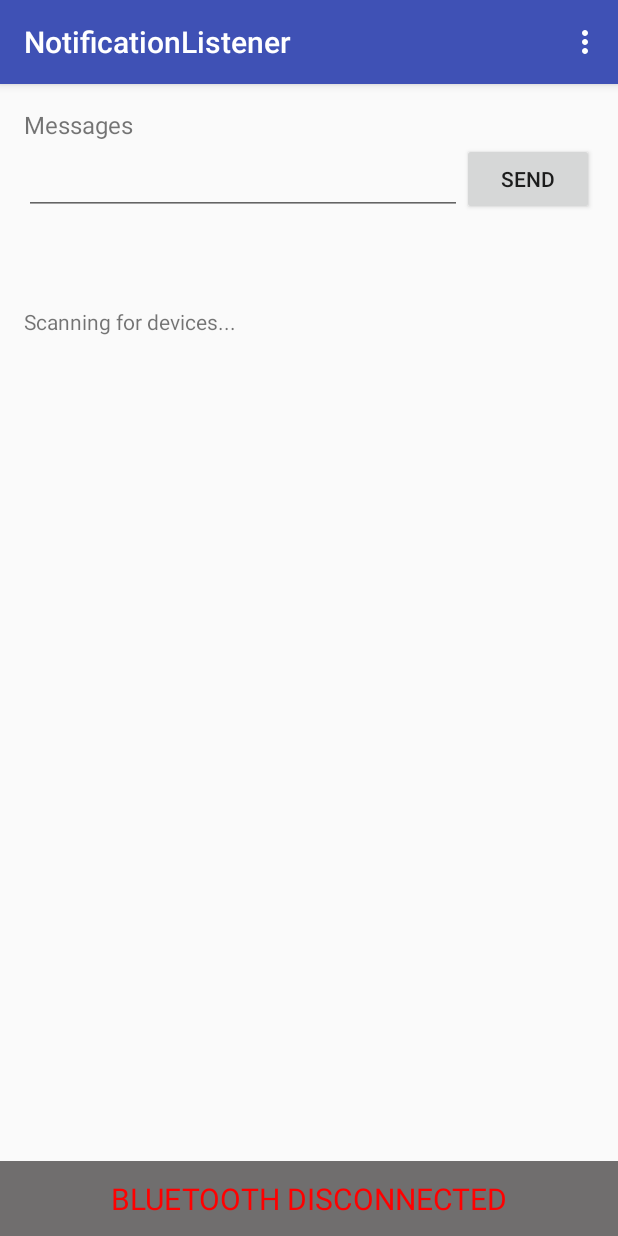
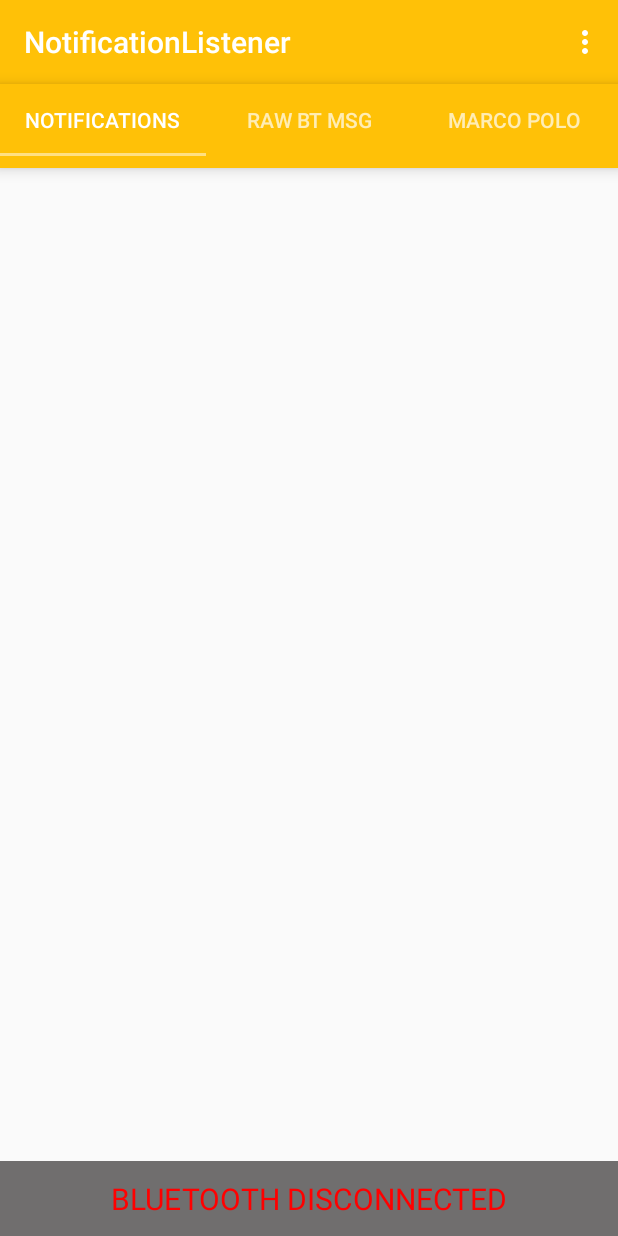
Before and after one commit to applecool/Buzz-smartband, an Android app: the screen it shows after launch (MainActivity), on a phone screen of 412 x 824 dp. Run offline under Robolectric (Android 15) with nearby library versions, the phone set to English and light mode, and no system bars.

Commit message:
Added panels, changed color scheme, separated code into fragments

```diff
--- a/app/src/main/java/org/robotics/notificationlistener/MainActivity.java
+++ b/app/src/main/java/org/robotics/notificationlistener/MainActivity.java
@@ -14,8 +14,12 @@ import android.content.pm.ApplicationInfo;
 import android.content.pm.PackageManager;
 import android.graphics.Color;
 import android.os.AsyncTask;
+import android.os.Build;
 import android.os.Bundle;
+import android.support.design.widget.TabLayout;
+import android.support.v4.app.Fragment;
 import android.support.v4.content.LocalBroadcastManager;
+import android.support.v4.view.ViewPager;
 import android.support.v7.app.AppCompatActivity;
 import android.support.v7.widget.Toolbar;
 import android.text.Html;
@@ -52,8 +56,11 @@ public class MainActivity extends AppCompatActivity {
     public static UUID CLIENT_UUID = UUID.fromString("00002902-0000-1000-8000-00805f9b34fb");
 
     // UI elements
-    private TextView messages;
-    private EditText input;
+    //private TextView messages;
+    //private EditText input;
+    private ViewPager viewPager;
+    private PagerAdapter pagerAdapter;
+
 
     private Handler handler;
 
@@ -62,6 +69,60 @@ public class MainActivity extends AppCompatActivity {
     private BluetoothGatt gatt;
     private BluetoothGattCharacteristic tx;
     private BluetoothGattCharacteristic rx;
+
+    @Override
+    protected void onCreate(Bundle savedInstanceState) {
+        super.onCreate(savedInstanceState);
+        setContentView(R.layout.activity_main);
+        toolbar = (Toolbar) findViewById(R.id.tool_bar); // Attaching the layout to the toolbar object
+        setSupportActionBar(toolbar);
+        bottomBar = (Toolbar) findViewById(R.id.toolbar_bottom);
+        handler = new Handler();
+        setBluetoothConnectedText(false);
+
+        Window window = this.getWindow();
+        window.addFlags(WindowManager.LayoutParams.FLAG_DRAWS_SYSTEM_BAR_BACKGROUNDS);
+        window.clearFlags(WindowManager.LayoutParams.FLAG_TRANSLUCENT_STATUS);
+        if (Build.VERSION.SDK_INT >= Build.VERSION_CODES.LOLLIPOP)
+            window.setStatusBarColor(getResources().getColor(R.color.colorPrimaryDark));
+
+        TabLayout tabLayout = (TabLayout) findViewById(R.id.tab_layout);
+        tabLayout.addTab(tabLayout.newTab().setText("Notifications"));
+        tabLayout.addTab(tabLayout.newTab().setText("Raw BT Msg"));
+        tabLayout.addTab(tabLayout.newTab().setText("Marco Polo"));
+        tabLayout.setTabGravity(TabLayout.GRAVITY_FILL);
+
+        viewPager = (ViewPager) findViewById(R.id.pager);
+        pagerAdapter = new PagerAdapter
+                (getSupportFragmentManager(), tabLayout.getTabCount());
+        viewPager.setAdapter(pagerAdapter);
+        viewPager.addOnPageChangeListener(new TabLayout.TabLayoutOnPageChangeListener(tabLayout));
+        tabLayout.setOnTabSelectedListener(new TabLayout.OnTabSelectedListener() {
+            @Override
+            public void onTabSelected(TabLayout.Tab tab) {
+                viewPager.setCurrentItem(tab.getPosition());
+            }
+
+            @Override
+            public void onTabUnselected(TabLayout.Tab tab) {
+
+            }
+
+            @Override
+            public void onTabReselected(TabLayout.Tab tab) {
+
+            }
+        });
+        //tab = (TableLayout) findViewById(R.id.tab);
+
+
+        // Grab references to UI elements.
+        //messages = (TextView) findViewById(R.id.messages);
+        //input = (EditText) findViewById(R.id.input);
+
+        adapter = BluetoothAdapter.getDefaultAdapter();
+
+    }
 
     private BluetoothGattCallback callback = new BluetoothGattCallback() {
         // Called whenever the device connection state changes, i.e. from disconnected to connected.
@@ -175,87 +236,14 @@ public class MainActivity extends AppCompatActivity {
     };
 
 
-    @Override
-    protected void onCreate(Bundle savedInstanceState) {
-        super.onCreate(savedInstanceState);
-        setContentView(R.layout.activity_main);
-        toolbar = (Toolbar) findViewById(R.id.tool_bar); // Attaching the layout to the toolbar object
-        setSupportActionBar(toolbar);
-        bottomBar = (Toolbar) findViewById(R.id.toolbar_bottom);
-        handler = new Handler();
-        setBluetoothConnectedText(false);
-
-        Window window = this.getWindow();
-        window.addFlags(WindowManager.LayoutParams.FLAG_DRAWS_SYSTEM_BAR_BACKGROUNDS);
-        window.clearFlags(WindowManager.LayoutParams.FLAG_TRANSLUCENT_STATUS);
-        tab = (TableLayout) findViewById(R.id.tab);
-        if(!MyAccessibilityService.isAccessibilitySettingsOn(this)) {
-            //Intent intent = new Intent(android.provider.Settings.ACTION_ACCESSIBILITY_SETTINGS);
-            //startActivityForResult(intent, 0);
-        }
-        final IntentFilter mIntentFilter = new IntentFilter(MyAccessibilityService.Constants.ACTION_CATCH_NOTIFICATION);
-        mIntentFilter.addAction(MyAccessibilityService.Constants.ACTION_CATCH_TOAST);
-        //mIntentFilter.addAction("Msg");
-        registerReceiver(onNotice, mIntentFilter);
-        Log.v(TAG, "Receiver registered.");
-        LocalBroadcastManager.getInstance(this).registerReceiver(onNotice, mIntentFilter /*new IntentFilter("Msg")*/);
-
-        // Grab references to UI elements.
-        messages = (TextView) findViewById(R.id.messages);
-        input = (EditText) findViewById(R.id.input);
-
-        adapter = BluetoothAdapter.getDefaultAdapter();
-
-    }
 
     @Override
     protected void onDestroy() {
         super.onDestroy();
-        unregisterReceiver(onNotice);
+        //unregisterReceiver(onNotice);
     }
 
-    private BroadcastReceiver onNotice = new BroadcastReceiver() {
 
-        @Override
-        public void onReceive(Context context, Intent intent) {
-            String pack = intent.getStringExtra("package");
-            String title = intent.getStringExtra("title");
-            String text = intent.getStringExtra("text");
-
-            if (pack == null)
-                    pack = intent.getStringExtra(MyAccessibilityService.Constants.EXTRA_PACKAGE);
-            if (text == null)
-                    text =  intent.getStringExtra(MyAccessibilityService.Constants.EXTRA_MESSAGE);
-
-           // Toast.makeText(getApplicationContext(),text,Toast.LENGTH_SHORT).show();
-
-            final PackageManager pm = getApplicationContext().getPackageManager();
-            ApplicationInfo ai;
-            try {
-                ai = pm.getApplicationInfo( pack, 0);
-            } catch (final PackageManager.NameNotFoundException e) {
-                ai = null;
-            }
-            final String applicationName = (String) (ai != null ? pm.getApplicationLabel(ai) : "(unknown)");
-
-            TableRow tr = new TableRow(getApplicationContext());
-            tr.setLayoutParams(new TableRow.LayoutParams(TableRow.LayoutParams.MATCH_PARENT, TableRow.LayoutParams.WRAP_CONTENT));
-            TextView textview = new TextView(getApplicationContext());
-            textview.setLayoutParams(new TableRow.LayoutParams(TableRow.LayoutParams.WRAP_CONTENT, TableRow.LayoutParams.WRAP_CONTENT, 1.0f));
-            textview.setTextSize(20);
-            textview.setTextColor(Color.parseColor("#0B0719"));
-            textview.setText(Html.fromHtml(applicationName + "<br><b>" + title + " : </b>" + text));
-            tr.addView(textview);
-            tab.addView(tr);
-
-            handleMessageReceived(applicationName, text);
-
-            Log.v(TAG, "Received message");
-            Log.v(TAG, "intent.getAction() :: " + intent.getAction());
-            Log.v(TAG, "intent.getStringExtra(Constants.EXTRA_PACKAGE) :: " + intent.getStringExtra(MyAccessibilityService.Constants.EXTRA_PACKAGE));
-            Log.v(TAG, "intent.getStringExtra(Constants.EXTRA_MESSAGE) :: " + intent.getStringExtra(MyAccessibilityService.Constants.EXTRA_MESSAGE));
-        }
-    };
 
     public void handleMessageReceived(String sender, String message){
         Log.d("TEST","Message Handler");
@@ -292,8 +280,11 @@ public class MainActivity extends AppCompatActivity {
         }
     }
     // Handler for mouse click on the send button.
-    public void sendClick(View view) {
-        String message = input.getText().toString();
+
+
+
+    public void sendClick(String message) {
+        //String message = input.getText().toString();
         if (tx == null || message == null || message.isEmpty()) {
             // Do nothing if there is no device or message to send.
             return;
@@ -328,8 +319,14 @@ public class MainActivity extends AppCompatActivity {
         runOnUiThread(new Runnable() {
             @Override
             public void run() {
-                messages.append(text);
-                messages.append("\n");
+                Fragment page = getSupportFragmentManager().findFragmentByTag("android:switcher:" + R.id.pager + ":" + viewPager.getCurrentItem());
+                // based on the current position you can then cast the page to the correct
+                // class and call the method:
+                Fragment f = (Fragment) pagerAdapter.instantiateItem(viewPager, viewPager.getCurrentItem());
+                if (f instanceof RawBTFragment && f != null && text != null) {
+                        ((RawBTFragment) f).addMessage(text.toString());
+                        Log.d(TAG, text.toString());
+                }
             }
         });
     }
--- /dev/null
+++ b/app/src/main/java/org/robotics/notificationlistener/NotificationsFragment.java
@@ -0,0 +1,98 @@
+package org.robotics.notificationlistener;
+
+import android.content.BroadcastReceiver;
+import android.content.Context;
+import android.content.Intent;
+import android.content.IntentFilter;
+import android.content.pm.ApplicationInfo;
+import android.content.pm.PackageManager;
+import android.graphics.Color;
+import android.os.Bundle;
+import android.os.Handler;
+import android.support.v4.app.Fragment;
+import android.support.v4.content.LocalBroadcastManager;
+import android.text.Html;
+import android.util.Log;
+import android.view.LayoutInflater;
+import android.view.View;
+import android.view.ViewGroup;
+import android.widget.TableLayout;
+import android.widget.TableRow;
+import android.widget.TextView;
+
+/**
+ * Created by Cameron on 2/20/2016.
+ */
+public class NotificationsFragment extends Fragment {
+
+    TableLayout tab;
+    private String TAG = "NotificationFragment";
+    private Handler handler;
+
+
+    @Override
+    public View onCreateView(LayoutInflater inflater, ViewGroup container, Bundle savedInstanceState) {
+        super.onCreateView(inflater,container,savedInstanceState);
+
+        View v = inflater.inflate(R.layout.scrolling_notifications, container, false);
+        tab = (TableLayout) v.findViewById(R.id.tab);
+        final IntentFilter mIntentFilter = new IntentFilter(MyAccessibilityService.Constants.ACTION_CATCH_NOTIFICATION);
+        mIntentFilter.addAction(MyAccessibilityService.Constants.ACTION_CATCH_TOAST);
+        //mIntentFilter.addAction("Msg");
+        getActivity().registerReceiver(onNotice, mIntentFilter);
+        Log.v(TAG, "Receiver registered.");
+        LocalBroadcastManager.getInstance(getActivity()).registerReceiver(onNotice, mIntentFilter /*new IntentFilter("Msg")*/);
+        return v;
+    }
+
+    @Override
+    public void onDestroyView() {
+        super.onDestroyView();
+        getActivity().unregisterReceiver(onNotice);
+    }
+
+
+    private BroadcastReceiver onNotice = new BroadcastReceiver() {
+
+        @Override
+        public void onReceive(Context context, Intent intent) {
+            String pack = intent.getStringExtra("package");
+            String title = intent.getStringExtra("title");
+            String text = intent.getStringExtra("text");
+
+            if (pack == null)
+                pack = intent.getStringExtra(MyAccessibilityService.Constants.EXTRA_PACKAGE);
+            if (text == null)
+                text =  intent.getStringExtra(MyAccessibilityService.Constants.EXTRA_MESSAGE);
+
+            // Toast.makeText(getApplicationContext(),text,Toast.LENGTH_SHORT).show();
+
+            final PackageManager pm = getActivity().getPackageManager();
+            ApplicationInfo ai;
+            try {
+                ai = pm.getApplicationInfo( pack, 0);
+            } catch (final PackageManager.NameNotFoundException e) {
+                ai = null;
+            }
+            final String applicationName = (String) (ai != null ? pm.getApplicationLabel(ai) : "(unknown)");
+
+            TableRow tr = new TableRow(getActivity());
+            tr.setLayoutParams(new TableRow.LayoutParams(TableRow.LayoutParams.MATCH_PARENT, TableRow.LayoutParams.WRAP_CONTENT));
+            TextView textview = new TextView(getActivity());
+            textview.setLayoutParams(new TableRow.LayoutParams(TableRow.LayoutParams.WRAP_CONTENT, TableRow.LayoutParams.WRAP_CONTENT, 1.0f));
+            textview.setTextSize(20);
+            textview.setTextColor(Color.parseColor("#0B0719"));
+            textview.setText(Html.fromHtml(applicationName + "<br><b>" + title + " : </b>" + text));
+            tr.addView(textview);
+            tab.addView(tr);
+
+            ((MainActivity) getActivity()).handleMessageReceived(applicationName, text);
+
+            Log.v(TAG, "Received message");
+            Log.v(TAG, "intent.getAction() :: " + intent.getAction());
+            Log.v(TAG, "intent.getStringExtra(Constants.EXTRA_PACKAGE) :: " + intent.getStringExtra(MyAccessibilityService.Constants.EXTRA_PACKAGE));
+            Log.v(TAG, "intent.getStringExtra(Constants.EXTRA_MESSAGE) :: " + intent.getStringExtra(MyAccessibilityService.Constants.EXTRA_MESSAGE));
+        }
+    };
+
+}
--- /dev/null
+++ b/app/src/main/java/org/robotics/notificationlistener/PagerAdapter.java
@@ -0,0 +1,44 @@
+package org.robotics.notificationlistener;
+
+/**
+ * Created by Cameron on 2/20/2016.
+ */
+import android.support.v4.app.Fragment;
+import android.support.v4.app.FragmentManager;
+import android.support.v4.app.FragmentStatePagerAdapter;
+
+/**
+ * Created by Cameron on 2/20/2016.
+ */
+
+public class PagerAdapter extends FragmentStatePagerAdapter {
+    int mNumOfTabs;
+
+    public PagerAdapter(FragmentManager fm, int NumOfTabs) {
+        super(fm);
+        this.mNumOfTabs = NumOfTabs;
+    }
+
+    @Override
+    public Fragment getItem(int position) {
+
+        switch (position) {
+            case 0:
+                NotificationsFragment tab1 = new NotificationsFragment();
+                return tab1;
+            case 1:
+                RawBTFragment tab2 = new RawBTFragment();
+                return tab2;
+            case 2:
+                MarcoPoloFragment tab3 = new MarcoPoloFragment();
+                return tab3;
+            default:
+                return null;
+        }
+    }
+
+    @Override
+    public int getCount() {
+        return mNumOfTabs;
+    }
+}
--- /dev/null
+++ b/app/src/main/java/org/robotics/notificationlistener/RawBTFragment.java
@@ -0,0 +1,63 @@
+package org.robotics.notificationlistener;
+
+import android.os.Bundle;
+import android.support.v4.app.Fragment;
+import android.view.LayoutInflater;
+import android.view.View;
+import android.view.ViewGroup;
+import android.widget.ArrayAdapter;
+import android.widget.Button;
+import android.widget.EditText;
+import android.widget.ListView;
+import android.widget.TextView;
+
+import java.util.ArrayList;
+import java.util.List;
+
+import static org.robotics.notificationlistener.R.layout.raw_bluetooth_send;
+
+/**
+ * Created by Cameron on 2/20/2016.
+ */
+public class RawBTFragment extends Fragment{
+
+    ListView messages;
+    EditText input;
+    Button sendButton;
+    ArrayAdapter<String> adapter;
+
+    ArrayList<String> values;
+
+    @Override
+    public View onCreateView(LayoutInflater inflater, ViewGroup container, Bundle savedInstanceState) {
+        super.onCreateView(inflater, container, savedInstanceState);
+        View v = inflater.inflate(raw_bluetooth_send, container, false);
+        messages = (ListView) v.findViewById(R.id.messages);
+        input = (EditText) v.findViewById(R.id.input);
+        sendButton = (Button) v.findViewById(R.id.send);
+        values = new ArrayList<String>();
+        adapter = new ArrayAdapter<String>(getActivity(),
+                android.R.layout.simple_list_item_1, android.R.id.text1, values);
+        messages.setAdapter(adapter);
+        sendButton.setOnClickListener(new View.OnClickListener() {
+            @Override
+            public void onClick(View v) {
+                ((MainActivity) getActivity()).sendClick(input.getText().toString());
+            }
+        });
+        return v;
+    }
+
+    public void addMessage(String message){
+        if(messages != null) {
+            values.add(0,message);
+            //adapter.insert(message, 0);
+            if(adapter.getCount() > 10){
+                values.remove(10);
+            }
+            //messages.(message + "\n");
+            messages.invalidate();
+        }
+    }
+
+}
--- a/app/src/main/res/layout/activity_main.xml
+++ b/app/src/main/res/layout/activity_main.xml
@@ -11,25 +11,22 @@
         layout="@layout/tool_bar"
         />
 
-    <include
-        android:id="@+id/main_content"
-        android:layout_below="@+id/tool_bar"
-        layout="@layout/content_main"
-        android:layout_height="200dp"
-        android:layout_width="match_parent" />
-
-    <ScrollView
-        android:layout_above="@+id/toolbar_bottom"
+    <android.support.design.widget.TabLayout
+        android:id="@+id/tab_layout"
         android:layout_width="match_parent"
         android:layout_height="wrap_content"
-        android:id="@+id/scrollView"
-        android:layout_below="@+id/main_content">
+        android:layout_below="@+id/tool_bar"
+        android:background="?attr/colorPrimary"
+        android:elevation="6dp"
+        android:minHeight="?attr/actionBarSize"
+        android:theme="@style/ThemeOverlay.AppCompat.Dark.ActionBar"/>
 
-        <TableLayout
-            android:layout_width="match_parent"
-            android:layout_height="match_parent"
-            android:id="@+id/tab" />
-    </ScrollView>
+    <android.support.v4.view.ViewPager
+        android:id="@+id/pager"
+        android:layout_width="match_parent"
+        android:layout_height="fill_parent"
+        android:layout_below="@id/tab_layout"
+        android:layout_above="@+id/toolbar_bottom" />
 
 
 
--- a/app/src/main/res/layout/content_main.xml
+++ b/app/src/main/res/layout/raw_bluetooth_send.xml
@@ -8,15 +8,15 @@
     android:paddingLeft="@dimen/activity_horizontal_margin"
     android:paddingRight="@dimen/activity_horizontal_margin"
     android:paddingTop="@dimen/activity_vertical_margin"
-    app:layout_behavior="@string/appbar_scrolling_view_behavior"
-    tools:context="org.robotics.notificationlistener.MainActivity"
-    tools:showIn="@layout/activity_main">
+    app:layout_behavior="@string/appbar_scrolling_view_behavior">
+
     <TextView
         android:layout_width="wrap_content"
         android:layout_height="wrap_content"
         android:paddingBottom="4dp"
         android:text="Messages"
         android:textSize="16sp"
+        android:layout_marginBottom="10dp"
         android:textIsSelectable="true"
         android:id="@+id/textView" />
 
@@ -25,9 +25,8 @@
         android:layout_width="wrap_content"
         android:layout_height="wrap_content"
         android:text="Send"
-        android:onClick="sendClick"
-        android:layout_alignBottom="@+id/input"
-        android:layout_alignEnd="@+id/scrollView" />
+        android:layout_alignTop="@+id/input"
+        android:layout_alignParentEnd="true" />
 
     <EditText
         android:id="@+id/input"
@@ -38,17 +37,16 @@
         android:layout_alignParentStart="true"
         android:layout_toStartOf="@+id/send" />
 
-    <ScrollView
-        android:layout_width="match_parent"
-        android:layout_height="match_parent"
-        android:layout_below="@id/send"
-        android:id="@+id/scrollView">
 
-        <TextView
+
+        <ListView
+            android:layout_below="@+id/input"
             android:id="@+id/messages"
             android:layout_width="match_parent"
-            android:layout_height="wrap_content"
-            android:layout_gravity="bottom" />
+            android:layout_height="match_parent"
+            android:layout_marginTop="10dp"
+            />
 
-    </ScrollView>
+
+
 </RelativeLayout>
--- /dev/null
+++ b/app/src/main/res/layout/scrolling_notifications.xml
@@ -0,0 +1,22 @@
+<?xml version="1.0" encoding="utf-8"?>
+<RelativeLayout xmlns:android="http://schemas.android.com/apk/res/android"
+    xmlns:tools="http://schemas.android.com/tools"
+    android:orientation="vertical"
+    android:layout_width="match_parent"
+    android:layout_height="match_parent"
+    >
+
+    <ScrollView
+        android:layout_above="@+id/toolbar_bottom"
+        android:layout_width="match_parent"
+        android:layout_height="match_parent"
+        android:id="@+id/scrollView">
+
+        <TableLayout
+            android:layout_width="match_parent"
+            android:layout_height="wrap_content"
+            android:id="@+id/tab" />
+    </ScrollView>
+
+
+</RelativeLayout>
--- a/app/src/main/res/values/colors.xml
+++ b/app/src/main/res/values/colors.xml
@@ -1,7 +1,7 @@
 <?xml version="1.0" encoding="utf-8"?>
 <resources>
-    <color name="colorPrimary">#3F51B5</color>
-    <color name="colorPrimaryDark">#303F9F</color>
-    <color name="colorAccent">#FF4081</color>
+    <color name="colorPrimary">#FFC107</color>
+    <color name="colorPrimaryDark">#FFA000</color>
+    <color name="colorAccent">#FFE082</color>
     <color name="grayTransparent">#706e6e</color>
 </resources>
```
Also changed, not shown: app/src/main/java/org/robotics/notificationlistener/MarcoPoloFragment.java (added, +20 -0 lines), app/src/main/res/layout/marco_polo.xml (added, +15 -0 lines).
